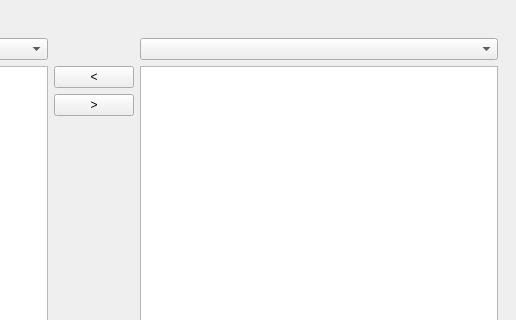
svn2github/texstudio-trunk, file configdialog.ui: the form before one commit; both pictures show x 504 to 1020 and y 0 to 320 of the 1020 by 674 pixel window.
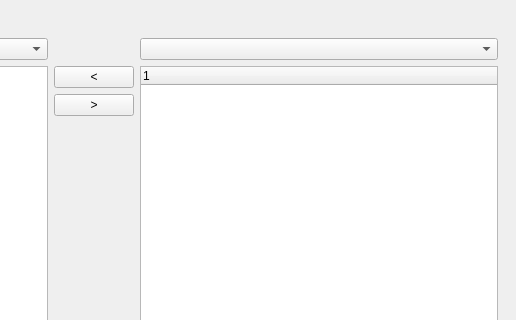
The form after the commit. The open tabs and pages were chosen to show the change. Icons and pictures are not drawn.

Commit message: qt4.3 compatibility

The edit to the form file:
```diff
--- a/configdialog.ui
+++ b/configdialog.ui
@@ -990,9 +990,6 @@
            <property name="allColumnsShowFocus">
             <bool>true</bool>
            </property>
-           <property name="headerHidden">
-            <bool>true</bool>
-           </property>
            <column>
             <property name="text">
              <string>1</string>
```
The commit also changes 2 other files.
